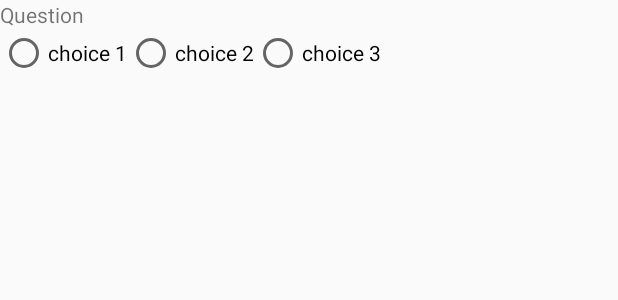
After one commit to bkkkjst/NCD, an Android app: the layout layout_lv_question_p6_h1_yes.xml on its own in the app's theme, with its tools: preview values and no code run, on a phone screen of 412 x 824 dp. The commit adds this screen. Shown: the top 300 px of the screen. Run offline under Robolectric (Android 15) with nearby library versions, the phone set to English and light mode, and no system bars.

Commit message:
create adapter

```diff
--- a/app/build.gradle
+++ b/app/build.gradle
@@ -19,10 +19,16 @@ android {
     }
 
 
+    sourceSets {
+        main {
+            java.srcDirs = ['src/main/java', 'src/main/java/adapter', 'src/main/java/me.dev.bkk.ncd/adapter', 'src/main/java/2']
+        }
+    }
 }
 
 dependencies {
     compile fileTree(dir: 'libs', include: ['*.jar'])
     compile 'com.android.support:appcompat-v7:22.2.0'
     compile 'com.android.support:support-v4:22.2.0'
+
 }
--- a/app/src/main/AndroidManifest.xml
+++ b/app/src/main/AndroidManifest.xml
@@ -16,6 +16,10 @@
                 <category android:name="android.intent.category.LAUNCHER" />
             </intent-filter>
         </activity>
+        <activity
+            android:name=".SelectYesActivity"
+            android:label="@string/title_activity_select_yes" >
+        </activity>
     </application>
 
 </manifest>
--- /dev/null
+++ b/app/src/main/res/layout/activity_select_yes.xml
@@ -0,0 +1,5 @@
+<fragment xmlns:android="http://schemas.android.com/apk/res/android"
+    xmlns:tools="http://schemas.android.com/tools" android:id="@+id/fragment"
+    android:name="me.dev.bkk.ncd.SelectYesActivityFragment"
+    tools:layout="@layout/fragment_select_yes" android:layout_width="match_parent"
+    android:layout_height="match_parent" />
--- /dev/null
+++ b/app/src/main/res/layout/layout_lv_question_p6_h1_yes.xml
@@ -0,0 +1,35 @@
+<?xml version="1.0" encoding="utf-8"?>
+<LinearLayout xmlns:android="http://schemas.android.com/apk/res/android"
+    android:layout_width="match_parent" android:layout_height="match_parent"
+    android:orientation="vertical">
+
+    <TextView
+        android:id="@+id/tv_questionP6H1Yes"
+        android:layout_width="match_parent"
+        android:layout_height="wrap_content"
+        android:text="Question"/>
+    <RadioGroup
+        android:id="@+id/rgp_answer"
+        android:layout_width="match_parent"
+        android:layout_height="wrap_content"
+        android:orientation="horizontal">
+
+        <RadioButton
+            android:id="@+id/rbn_choice1"
+            android:layout_width="wrap_content"
+            android:layout_height="wrap_content"
+            android:text="choice 1"/>
+        <RadioButton
+            android:id="@+id/rbn_choice2"
+            android:layout_width="wrap_content"
+            android:layout_height="wrap_content"
+            android:text="choice 2"/>
+        <RadioButton
+            android:id="@+id/rbn_choice3"
+            android:layout_width="wrap_content"
+            android:layout_height="wrap_content"
+            android:text="choice 3"/>
+
+    </RadioGroup>
+
+</LinearLayout>
--- /dev/null
+++ b/app/src/main/res/menu/menu_select_yes.xml
@@ -0,0 +1,6 @@
+<menu xmlns:android="http://schemas.android.com/apk/res/android"
+    xmlns:app="http://schemas.android.com/apk/res-auto"
+    xmlns:tools="http://schemas.android.com/tools" tools:context="me.dev.bkk.ncd.SelectYesActivity">
+    <item android:id="@+id/action_settings" android:title="@string/action_settings"
+        android:orderInCategory="100" app:showAsAction="never" />
+</menu>
--- a/app/src/main/res/values/strings.xml
+++ b/app/src/main/res/values/strings.xml
@@ -2,4 +2,5 @@
     <string name="app_name">NCD</string>
     <string name="hello_world">Hello world!</string>
     <string name="action_settings">Settings</string>
+    <string name="title_activity_select_yes">SelectYesActivity</string>
 </resources>
```
Also changed, not shown: app/src/main/java/me/dev/bkk/ncd/SelectYesActivity.java (added, +39 -0 lines), app/src/main/java/me/dev/bkk/ncd/SelectYesActivityFragment.java (added, +40 -0 lines), app/src/main/java/me/dev/bkk/ncd/adapter/QuestionP6H1YesAdapter.java (added, +45 -0 lines), app/src/main/res/layout/fragment_select_yes.xml (added, +23 -0 lines), 1 other file.
